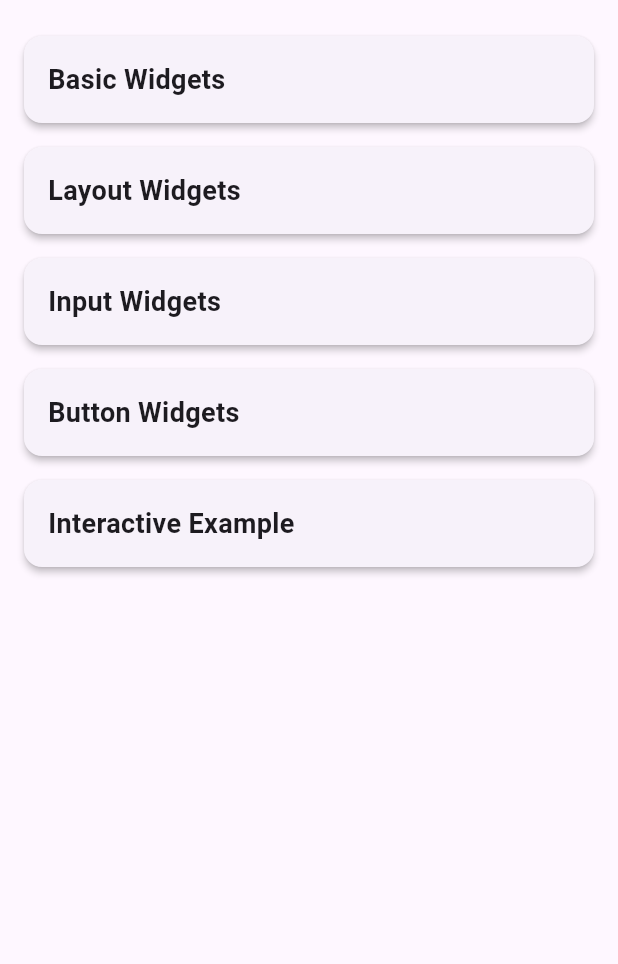
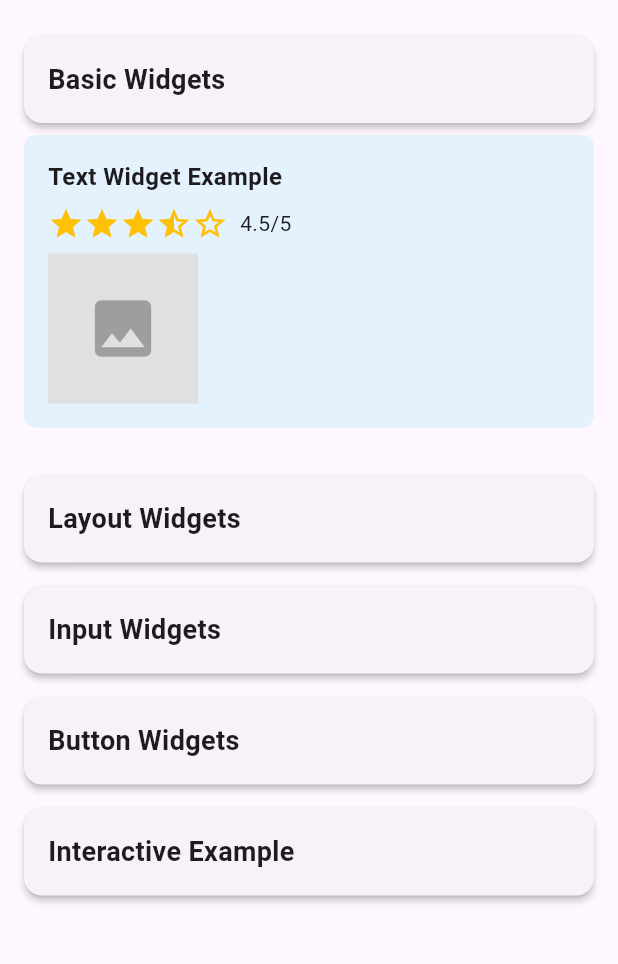
Before and after one commit to marcdevelopez/flutter-dart-labs, a Flutter app: the screen it shows after launch, on a phone screen of 412 x 824 dp, the part 84-1048 px from its top. Run offline on Flutter 3.47's test engine with Material 3 defaults, Android fonts, the light colour scheme and no system bars.

Commit message:
feat(mini-exercise-widgets): Implement Widget _buildBasicWidgetsDemo

```diff
--- a/mini_exercises/_6_flutter_widgets_dart/lib/main.dart
+++ b/mini_exercises/_6_flutter_widgets_dart/lib/main.dart
@@ -95,7 +95,8 @@ class _GalleryHomePageState extends State<GalleryHomePage> {
           // Iremos agregando secciones aquí…
           // Vamos a integrar el helper _buildSectionTitle para los títulos
           _buildSectionTitle('Basic Widgets'),
-          // (Sección 1 irá aquí))
+          _buildBasicWidgetsDemo(),
+          const SizedBox(height: 24),
           _buildSectionTitle('Layout Widgets'),
           // (Sección 2 irá aquí))
           _buildSectionTitle('Input Widgets'),
@@ -114,20 +115,66 @@ class _GalleryHomePageState extends State<GalleryHomePage> {
   Widget _buildSectionTitle(String title) {
     // Envolvemos en un Card para que sea más agradable visualmente.
     return Card(
-    shape: RoundedRectangleBorder(
-      borderRadius: BorderRadius.circular(12),
-    ),
+      shape: RoundedRectangleBorder(borderRadius: BorderRadius.circular(12)),
       elevation: 2,
       margin: const EdgeInsets.symmetric(vertical: 8),
       child: Padding(
         padding: const EdgeInsets.all(16),
         child: Text(
           title,
-        style: const TextStyle(
-          fontSize: 18,
-          fontWeight: FontWeight.w600,
+          style: const TextStyle(fontSize: 18, fontWeight: FontWeight.w600),
         ),
       ),
+    );
+  }
+
+  // Seccion "Basic Widgets" (1)
+  // Aquí está el código para la sección de Basic Widgets
+  // Demuestra Text, Icon e Image
+  Widget _buildBasicWidgetsDemo() {
+    return Container(
+      // Voy a aplicar un fondo azul muy suave y redondear las esquinas porque
+      // esto ayuda a separar visualmente la sección del resto del contenido
+      padding: const EdgeInsets.all(16.0),
+      decoration: BoxDecoration(
+        color: Colors.blue.shade50,
+        borderRadius: BorderRadius.circular(8.0),
+      ),
+      // En esta columna vamos a poner los widgets básicos
+      child: Column(
+        crossAxisAlignment: CrossAxisAlignment.start,
+        children: [
+          // Text widget example
+          const Text(
+            'Text Widget Example',
+            style: TextStyle(fontSize: 16, fontWeight: FontWeight.bold),
+          ),
+          const SizedBox(height: 8),
+
+          // Row with Icon widgets example
+          Row(
+            children: const [
+              Icon(Icons.star, color: Colors.amber),
+              Icon(Icons.star, color: Colors.amber),
+              Icon(Icons.star, color: Colors.amber),
+              Icon(Icons.star_half, color: Colors.amber),
+              Icon(Icons.star_border, color: Colors.amber),
+              SizedBox(width: 8),
+              Text('4.5/5'),
+           ],
+          ),
+          const SizedBox(height: 8),
+
+          // Image placeholder (using Icon as a placeholder for simplicity)
+          // Quiero simular dónde iría una imagen, sin preocuparme todavía por URLs.
+          // Creo un contenedor gris y pongo un ícono de imagen dentro:
+          Container(
+            width: 100,
+            height: 100,
+            color: Colors.grey.shade300,
+            child: const Icon(Icons.image, size: 50, color: Colors.grey),
+          ),
+        ],
       ),
     );
   }
```
Lines whose indentation alone changed are shown as unchanged.
